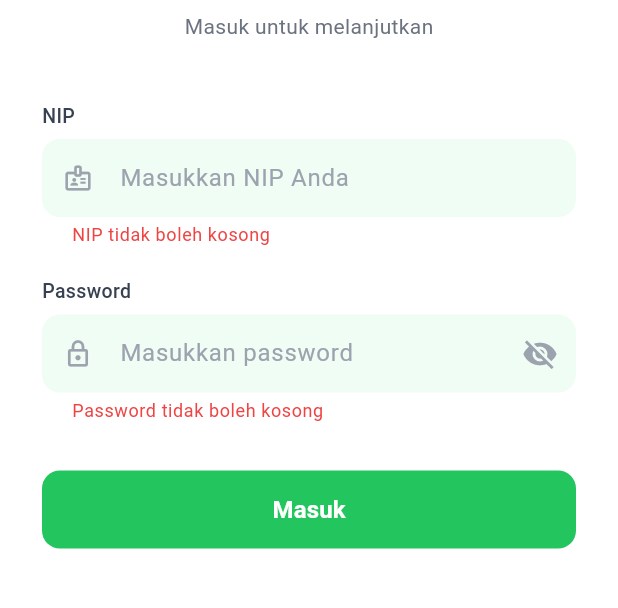
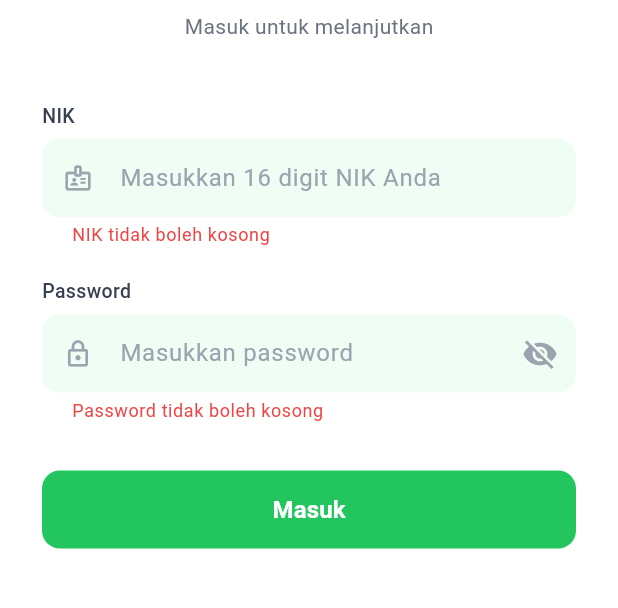
Before and after one commit to Tedshub/gps_face_recognition_mobile_app, a Flutter app: the LoginScreen screen opened by its route, after a tap on "Masuk", on a phone screen of 412 x 824 dp, the part 452-1060 px from its top. Run offline on Flutter 3.47's test engine with Material 3 defaults, Android fonts, the phone set to English and light mode, and no system bars; our stand-ins replace camera, connectivity_plus, dio, file_picker, flutter_riverpod, flutter_secure_storage and 5 more; missing offline and left inert: google_mlkit_face_detection, safe_device, syncfusion_flutter_pdfviewer, tflite_flutter, workmanager; accounts and stored records are empty; statements that could not run were skipped.

Commit message:
change nip to nik

```diff
--- a/lib/core/api/auth_api.dart
+++ b/lib/core/api/auth_api.dart
@@ -5,10 +5,10 @@ import 'dio_client.dart';
 class AuthApi {
   static Dio get _dio => DioClient.instance;
 
-  /// Login dengan NIP dan password.
-  /// Request: { "nip": int, "password": string }
+  /// Login dengan NIK (field backend: nip) dan password.
+  /// Request: { "nip": string (16 digits), "password": string }
   /// Response: { "data": { "token": string, "user": {..., "office": {...} } } }
-  static Future<Response> login(int nip, String password) async {
+  static Future<Response> login(String nip, String password) async {
     return await _dio.post(
       '/auth/login',
       data: {'nip': nip, 'password': password},
--- a/lib/features/auth/auth_notifier.dart
+++ b/lib/features/auth/auth_notifier.dart
@@ -57,7 +57,7 @@ class AuthNotifier extends StateNotifier<AuthState> {
     }
   }
 
-  /// Login dengan NIP dan password.
+  /// Login dengan NIK (field backend: nip) dan password.
   ///
   /// Alur:
   /// 1. POST /auth/login → dapatkan token + data user dasar
@@ -66,11 +66,11 @@ class AuthNotifier extends StateNotifier<AuthState> {
   ///    koordinat kantor (office) dan face_photos
   /// 4. Simpan data lengkap ke UserStorage
   /// 5. Download semua foto wajah ke penyimpanan lokal device
-  Future<void> login(int nip, String password) async {
+  Future<void> login(String nip, String password) async {
     state = state.copyWith(isLoading: true, errorMessage: null);
 
     try {
-      debugPrint('[AUTH] Mencoba login NIP=$nip...');
+      debugPrint('[AUTH] Mencoba login NIK=$nip...');
       final response = await AuthApi.login(nip, password)
           .timeout(const Duration(seconds: 20));
       debugPrint('[AUTH] Response status: ${response.statusCode}');
--- a/lib/features/auth/login_screen.dart
+++ b/lib/features/auth/login_screen.dart
@@ -1,8 +1,9 @@
 import 'package:flutter/material.dart';
+import 'package:flutter/services.dart';
 import 'package:flutter_riverpod/flutter_riverpod.dart';
 import 'auth_notifier.dart';
 
-/// Layar login: form NIP + password dengan validasi dan loading state.
+/// Layar login: form NIK + password dengan validasi 16 digit dan loading state.
 /// Rute: /login (standalone, tanpa bottom navigation)
 class LoginScreen extends ConsumerStatefulWidget {
   const LoginScreen({super.key});
@@ -29,9 +30,9 @@ class _LoginScreenState extends ConsumerState<LoginScreen> {
     setState(() => _nipError = null);
     if (!_formKey.currentState!.validate()) return;
 
-    final nip = int.tryParse(_nipController.text.trim());
-    if (nip == null) {
-      setState(() => _nipError = 'NIP harus berupa angka');
+    final nip = _nipController.text.trim();
+    if (!RegExp(r'^\d{16}$').hasMatch(nip)) {
+      setState(() => _nipError = 'NIK harus terdiri dari 16 digit angka');
       return;
     }
 
@@ -108,30 +109,50 @@ class _LoginScreenState extends ConsumerState<LoginScreen> {
                   child: Column(
                     crossAxisAlignment: CrossAxisAlignment.start,
                     children: [
-                      // NIP field
-                      _buildLabel('NIP'),
+                      // NIK field
+                      _buildLabel('NIK'),
                       const SizedBox(height: 6),
                       TextFormField(
                         controller: _nipController,
                         keyboardType: TextInputType.number,
+                        inputFormatters: [
+                          FilteringTextInputFormatter.digitsOnly,
+                          LengthLimitingTextInputFormatter(16),
+                        ],
                         style: const TextStyle(color: Color(0xFF1F2937)),
                         decoration: _inputDecoration(
-                          hint: 'Masukkan NIP Anda',
+                          hint: 'Masukkan 16 digit NIK Anda',
                           icon: Icons.badge_outlined,
                           errorText: _nipError,
                         ),
                         validator: (v) {
-                          if (v == null || v.trim().isEmpty) {
-                            return 'NIP tidak boleh kosong';
+                          final trimmed = v?.trim() ?? '';
+                          if (trimmed.isEmpty) {
+                            return 'NIK tidak boleh kosong';
+                          }
+                          if (!RegExp(r'^\d{16}$').hasMatch(trimmed)) {
+                            return 'NIK harus terdiri dari 16 digit angka';
                           }
                           return null;
                         },
                         onChanged: (_) {
-                          if (_nipError != null) {
-                            setState(() => _nipError = null);
-                          }
+                          setState(() {
+                            if (_nipError != null) _nipError = null;
+                          });
                         },
                       ),
+                      if (_nipController.text.isNotEmpty &&
+                          _nipController.text.length < 16 &&
+                          _nipError == null) ...[
+                        const SizedBox(height: 6),
+                        Text(
+                          '*NIK tidak valid (wajib 16 digit angka, ${_nipController.text.length}/16)',
+                          style: const TextStyle(
+                            color: Color(0xFFD97706),
+                            fontSize: 12,
+                          ),
+                        ),
+                      ],
                       if (_nipError != null) ...[
                         const SizedBox(height: 6),
                         Text(
--- a/lib/features/profile/profile_screen.dart
+++ b/lib/features/profile/profile_screen.dart
@@ -152,7 +152,7 @@ class _ProfileScreenState extends ConsumerState<ProfileScreen> {
                   ),
                 ),
                 Text(
-                  'NIP: ${user['nip'] ?? '-'}',
+                  'NIK: ${user['nip'] ?? '-'}',
                   style: TextStyle(
                     color: Color(0xFF6B7280),
                     fontSize: 13,
```
